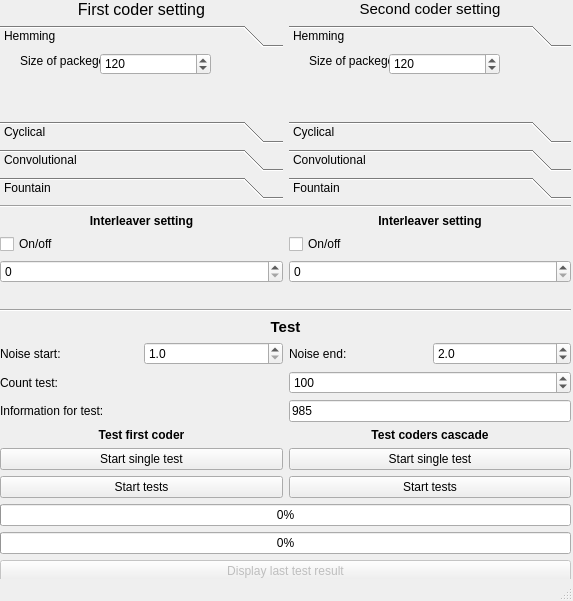
The window that src/GUI/UI/window.ui (Banifest/Codding) describes before a commit, drawn with Qt 5.
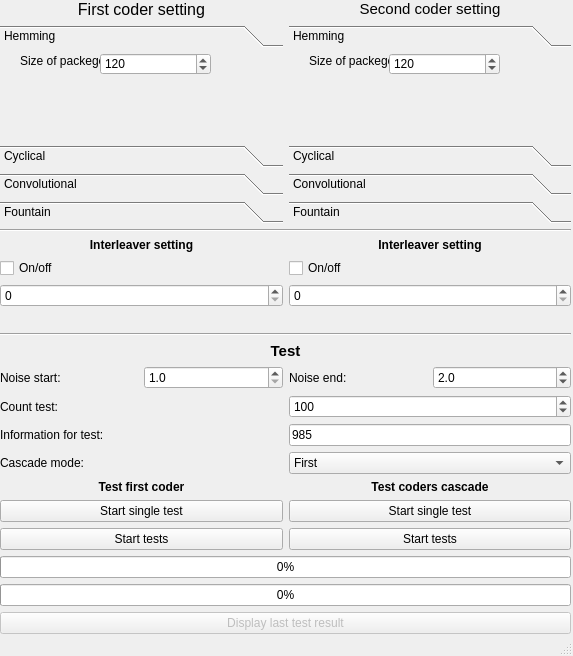
The same window after the commit.

Commit message: add cascade mode changed

The edit to the form file:
```diff
--- a/src/GUI/UI/window.ui
+++ b/src/GUI/UI/window.ui
@@ -7,7 +7,7 @@
     <x>0</x>
     <y>0</y>
     <width>573</width>
-    <height>601</height>
+    <height>656</height>
    </rect>
   </property>
   <property name="windowTitle">
@@ -20,7 +20,7 @@
       <x>0</x>
       <y>0</y>
       <width>571</width>
-      <height>582</height>
+      <height>634</height>
      </rect>
     </property>
     <layout class="QVBoxLayout" name="actionVerLayout">
@@ -71,7 +71,7 @@
             <x>0</x>
             <y>0</y>
             <width>281</width>
-            <height>69</height>
+            <height>95</height>
            </rect>
           </property>
           <attribute name="label">
@@ -113,7 +113,7 @@
             <x>0</x>
             <y>0</y>
             <width>281</width>
-            <height>69</height>
+            <height>95</height>
            </rect>
           </property>
           <attribute name="label">
@@ -184,7 +184,7 @@
             <x>0</x>
             <y>0</y>
             <width>281</width>
-            <height>69</height>
+            <height>95</height>
            </rect>
           </property>
           <attribute name="label">
@@ -252,7 +252,7 @@
             <x>0</x>
             <y>0</y>
             <width>281</width>
-            <height>69</height>
+            <height>95</height>
            </rect>
           </property>
           <attribute name="label">
@@ -348,13 +348,6 @@
             <number>10</number>
            </property>
           </widget>
-          <zorder>label_7</zorder>
-          <zorder>label_8</zorder>
-          <zorder>label_9</zorder>
-          <zorder>toolBox_3</zorder>
-          <zorder>sizePackFounEdit</zorder>
-          <zorder>sizeBlockFounEdit</zorder>
-          <zorder>countBlockFounEdit</zorder>
          </widget>
         </widget>
        </item>
@@ -376,7 +369,7 @@
             <x>0</x>
             <y>0</y>
             <width>280</width>
-            <height>69</height>
+            <height>95</height>
            </rect>
           </property>
           <attribute name="label">
@@ -418,7 +411,7 @@
             <x>0</x>
             <y>0</y>
             <width>280</width>
-            <height>69</height>
+            <height>95</height>
            </rect>
           </property>
           <attribute name="label">
@@ -489,7 +482,7 @@
             <x>0</x>
             <y>0</y>
             <width>280</width>
-            <height>69</height>
+            <height>95</height>
            </rect>
           </property>
           <attribute name="label">
@@ -557,7 +550,7 @@
             <x>0</x>
             <y>0</y>
             <width>280</width>
-            <height>69</height>
+            <height>95</height>
            </rect>
           </property>
           <attribute name="label">
@@ -715,13 +708,24 @@
      </item>
      <item>
       <layout class="QGridLayout" name="testCoderGrid">
-       <item row="1" column="2" colspan="2">
-        <widget class="QSpinBox" name="countTestEdit">
-         <property name="maximum">
-          <number>99999999</number>
+       <item row="5" column="2" colspan="2">
+        <widget class="QLabel" name="label_20">
+         <property name="text">
+          <string>&lt;html&gt;&lt;head/&gt;&lt;body&gt;&lt;p align=&quot;center&quot;&gt;&lt;span style=&quot; font-weight:600;&quot;&gt;Test coders cascade&lt;/span&gt;&lt;/p&gt;&lt;/body&gt;&lt;/html&gt;</string>
          </property>
-         <property name="value">
-          <number>100</number>
+        </widget>
+       </item>
+       <item row="6" column="0" colspan="2">
+        <widget class="QPushButton" name="startSingleFirstCoderButton">
+         <property name="text">
+          <string>Start single test</string>
+         </property>
+        </widget>
+       </item>
+       <item row="6" column="2" colspan="2">
+        <widget class="QPushButton" name="startSingleCascadeCoderButton">
+         <property name="text">
+          <string>Start single test</string>
          </property>
         </widget>
        </item>
@@ -732,6 +736,23 @@
          </property>
         </widget>
        </item>
+       <item row="8" column="0" colspan="4">
+        <widget class="QProgressBar" name="singleProgress">
+         <property name="value">
+          <number>0</number>
+         </property>
+        </widget>
+       </item>
+       <item row="10" column="0" colspan="4">
+        <widget class="QPushButton" name="pushButton">
+         <property name="enabled">
+          <bool>false</bool>
+         </property>
+         <property name="text">
+          <string>Display last test result</string>
+         </property>
+        </widget>
+       </item>
        <item row="0" column="0">
         <widget class="QLabel" name="beginNoiseLable">
          <property name="text">
@@ -761,6 +782,16 @@
          </property>
         </widget>
        </item>
+       <item row="1" column="2" colspan="2">
+        <widget class="QSpinBox" name="countTestEdit">
+         <property name="maximum">
+          <number>99999999</number>
+         </property>
+         <property name="value">
+          <number>100</number>
+         </property>
+        </widget>
+       </item>
        <item row="2" column="0" colspan="2">
         <widget class="QLabel" name="label_11">
          <property name="text">
@@ -768,6 +799,20 @@
          </property>
         </widget>
        </item>
+       <item row="7" column="2" colspan="2">
+        <widget class="QPushButton" name="startTestsCascadeCoderButton">
+         <property name="text">
+          <string>Start tests</string>
+         </property>
+        </widget>
+       </item>
+       <item row="9" column="0" colspan="4">
+        <widget class="QProgressBar" name="autoProgress">
+         <property name="value">
+          <number>0</number>
+         </property>
+        </widget>
+       </item>
        <item row="2" column="2" colspan="2">
         <widget class="QLineEdit" name="informationEdit">
          <property name="text">
@@ -775,39 +820,6 @@
          </property>
         </widget>
        </item>
-       <item row="0" column="1">
-        <widget class="QDoubleSpinBox" name="noiseStartEdit">
-         <property name="locale">
-          <locale language="C" country="AnyCountry"/>
-         </property>
-         <property name="decimals">
-          <number>1</number>
-         </property>
-         <property name="minimum">
-          <double>1.000000000000000</double>
-         </property>
-         <property name="maximum">
-          <double>50.000000000000000</double>
-         </property>
-         <property name="singleStep">
-          <double>0.100000000000000</double>
-         </property>
-        </widget>
-       </item>
-       <item row="6" column="0" colspan="4">
-        <widget class="QProgressBar" name="singleProgress">
-         <property name="value">
-          <number>0</number>
-         </property>
-        </widget>
-       </item>
-       <item row="7" column="0" colspan="4">
-        <widget class="QProgressBar" name="autoProgress">
-         <property name="value">
-          <number>0</number>
-         </property>
-        </widget>
-       </item>
        <item row="0" column="2">
         <widget class="QLabel" name="endNoiseLable">
          <property name="text">
@@ -815,56 +827,61 @@
          </property>
         </widget>
        </item>
-       <item row="5" column="2" colspan="2">
-        <widget class="QPushButton" name="startTestsCascadeCoderButton">
-         <property name="text">
-          <string>Start tests</string>
-         </property>
-        </widget>
-       </item>
-       <item row="3" column="0" colspan="2">
+       <item row="5" column="0" colspan="2">
         <widget class="QLabel" name="label_19">
          <property name="text">
           <string>&lt;html&gt;&lt;head/&gt;&lt;body&gt;&lt;p align=&quot;center&quot;&gt;&lt;span style=&quot; font-weight:600;&quot;&gt;Test first coder&lt;/span&gt;&lt;/p&gt;&lt;/body&gt;&lt;/html&gt;</string>
          </property>
         </widget>
        </item>
-       <item row="3" column="2" colspan="2">
-        <widget class="QLabel" name="label_20">
-         <property name="text">
-          <string>&lt;html&gt;&lt;head/&gt;&lt;body&gt;&lt;p align=&quot;center&quot;&gt;&lt;span style=&quot; font-weight:600;&quot;&gt;Test coders cascade&lt;/span&gt;&lt;/p&gt;&lt;/body&gt;&lt;/html&gt;</string>
+       <item row="0" column="1">
+        <widget class="QDoubleSpinBox" name="noiseStartEdit">
+         <property name="locale">
+          <locale language="C" country="AnyCountry"/>
          </property>
-        </widget>
-       </item>
-       <item row="4" column="2" colspan="2">
-        <widget class="QPushButton" name="startSingleCascadeCoderButton">
-         <property name="text">
-          <string>Start single test</string>
+         <property name="decimals">
+          <number>1</number>
          </property>
+         <property name="minimum">
+          <double>1.000000000000000</double>
+         </property>
+         <property name="maximum">
+          <double>50.000000000000000</double>
+         </property>
+         <property name="singleStep">
+          <double>0.100000000000000</double>
+         </property>
         </widget>
        </item>
-       <item row="4" column="0" colspan="2">
-        <widget class="QPushButton" name="startSingleFirstCoderButton">
+       <item row="3" column="0" colspan="2">
+        <widget class="QLabel" name="label_2">
          <property name="text">
-          <string>Start single test</string>
+          <string>Cascade mode:</string>
          </property>
         </widget>
        </item>
-       <item row="5" column="0" colspan="2">
+       <item row="7" column="0" colspan="2">
         <widget class="QPushButton" name="startTestsFirstCoderButton">
          <property name="text">
           <string>Start tests</string>
          </property>
         </widget>
        </item>
-       <item row="8" column="0" colspan="4">
-        <widget class="QPushButton" name="pushButton">
-         <property name="enabled">
+       <item row="3" column="2" colspan="2">
+        <widget class="QComboBox" name="cascadeModeComboBox">
+         <property name="editable">
           <bool>false</bool>
          </property>
-         <property name="text">
-          <string>Display last test result</string>
-         </property>
+         <item>
+          <property name="text">
+           <string>First</string>
+          </property>
+         </item>
+         <item>
+          <property name="text">
+           <string>Second</string>
+          </property>
+         </item>
         </widget>
        </item>
       </layout>
```
The commit also changes 3 other files.
